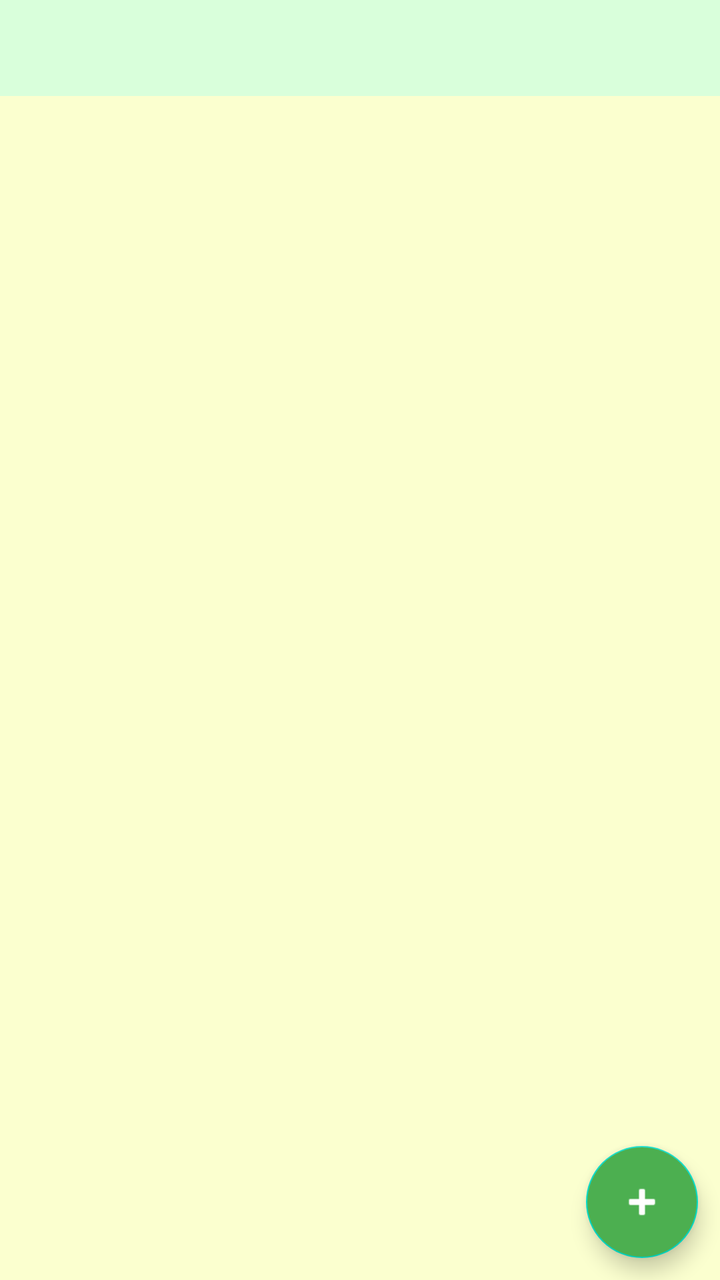
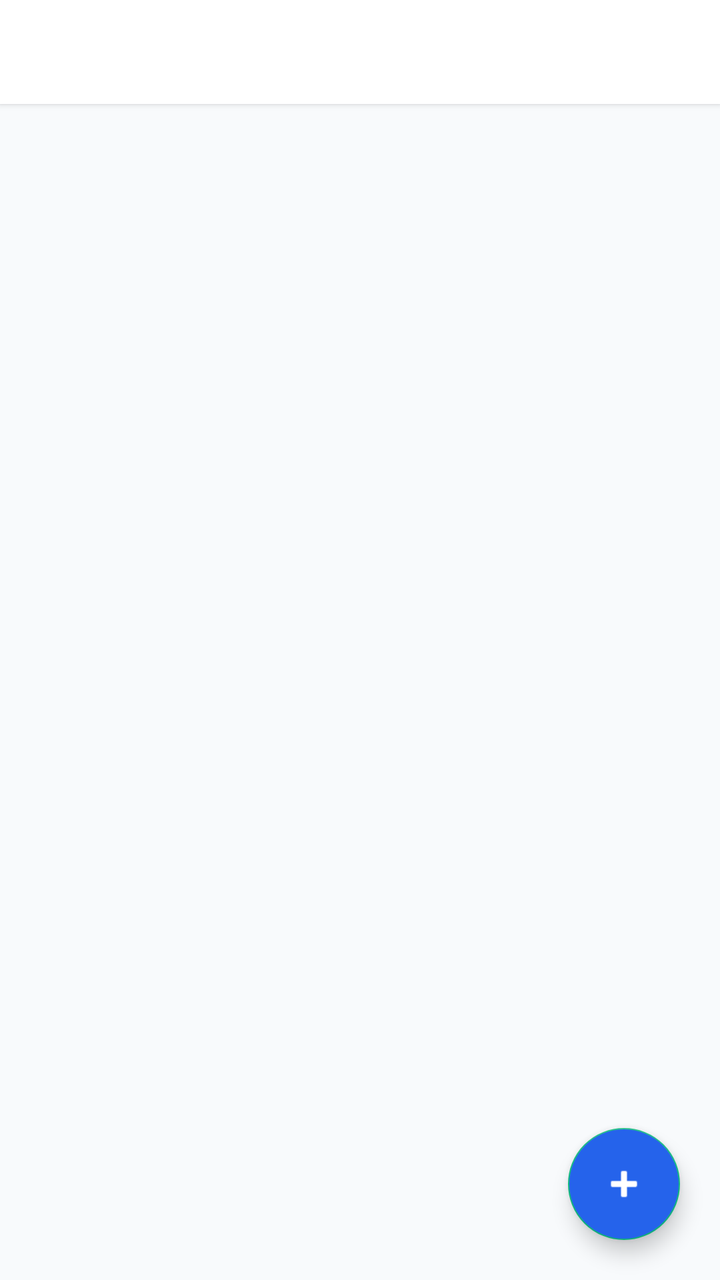

The first picture is an Android layout as it rendered before a commit; the second is the same layout after the commit. The layout source and the unified diff follow.
<!-- AndroidManifest.xml: application theme Theme.BitMarket -->
<!-- res/layout/activity_my_list.xml -->
<?xml version="1.0" encoding="utf-8"?>
<RelativeLayout xmlns:android="http://schemas.android.com/apk/res/android"
    xmlns:app="http://schemas.android.com/apk/res-auto"
    xmlns:tools="http://schemas.android.com/tools"
    android:layout_width="match_parent"
    android:layout_height="match_parent"
    tools:context=".SellerActivity">

    <com.google.android.material.tabs.TabLayout
        android:id="@+id/tab_layout"
        android:layout_width="match_parent"
        android:layout_height="wrap_content"
        android:layout_alignParentTop="true"
        android:background="@color/card_item"
        app:tabSelectedTextColor="@color/purple_500"
        app:tabIndicator="@color/purple_500"

        app:tabIndicatorColor="@color/purple_500"
        app:tabGravity="fill"
        app:tabMode="fixed"
        app:tabTextColor="@color/black" />

    <androidx.viewpager.widget.ViewPager
        android:id="@+id/view_pager"
        android:layout_width="match_parent"
        android:layout_height="match_parent"
        android:background="@color/light_yellow"
        android:layout_below="@id/tab_layout" />

    <com.google.android.material.floatingactionbutton.FloatingActionButton
        android:id="@+id/fab"
        android:layout_width="wrap_content"
        android:layout_height="wrap_content"
        android:layout_alignParentEnd="true"
        android:layout_alignParentBottom="true"
        android:layout_marginStart="11dp"
        android:layout_marginTop="11dp"
        android:layout_marginEnd="11dp"
        android:layout_marginBottom="11dp"
        android:backgroundTint="@color/purple_500"
        android:src="@android:drawable/ic_input_add"
        app:tint="@color/white"

        />
</RelativeLayout>
<!-- resources referenced by this layout -->
<resources>
  <color name="black">#FF000000</color>
  <color name="card_item">#ABC7FFC9</color>
  <color name="light_yellow">#FBFFCF</color>
  <color name="purple_500">#4CAF50</color>
  <color name="white">#FFFFFFFF</color>
  <style name="Theme.BitMarket" parent="Theme.MaterialComponents.DayNight.DarkActionBar">
          
          <item name="android:colorPrimary">@color/purple_500</item>
          <item name="colorPrimaryVariant">@color/purple_700</item>
          <item name="colorOnPrimary">@color/white</item>
          
          <item name="colorSecondary">@color/teal_200</item>
          <item name="colorSecondaryVariant">@color/teal_700</item>
          <item name="colorOnSecondary">@color/purple_500</item>
          
          <item name="android:statusBarColor">?attr/colorPrimaryVariant</item>
          
      </style>
  <color name="purple_700">#2980B9 </color>
  <color name="teal_200">#FF03DAC5</color>
  <color name="teal_700">#FF018786</color>
</resources>

<!-- the commit's change to res/layout/activity_my_list.xml (unified diff, before → after) -->
@@ -4,28 +4,32 @@
     xmlns:tools="http://schemas.android.com/tools"
     android:layout_width="match_parent"
     android:layout_height="match_parent"
+    android:background="@color/light_yellow"
     tools:context=".SellerActivity">
 
     <com.google.android.material.tabs.TabLayout
         android:id="@+id/tab_layout"
         android:layout_width="match_parent"
-        android:layout_height="wrap_content"
+        android:layout_height="52dp"
         android:layout_alignParentTop="true"
-        android:background="@color/card_item"
+        android:background="@color/white"
+        android:elevation="2dp"
+        app:tabGravity="fill"
+        app:tabIndicatorAnimationMode="elastic"
+        app:tabIndicatorColor="@color/purple_500"
+        app:tabIndicatorFullWidth="false"
+        app:tabIndicatorHeight="3dp"
+        app:tabMode="fixed"
+        app:tabRippleColor="@color/slate_100"
         app:tabSelectedTextColor="@color/purple_500"
-        app:tabIndicator="@color/purple_500"
-
-        app:tabIndicatorColor="@color/purple_500"
-        app:tabGravity="fill"
-        app:tabMode="fixed"
-        app:tabTextColor="@color/black" />
+        app:tabTextColor="@color/slate_500" />
 
     <androidx.viewpager.widget.ViewPager
         android:id="@+id/view_pager"
         android:layout_width="match_parent"
         android:layout_height="match_parent"
-        android:background="@color/light_yellow"
-        android:layout_below="@id/tab_layout" />
+        android:layout_below="@id/tab_layout"
+        android:background="@color/light_yellow" />
 
     <com.google.android.material.floatingactionbutton.FloatingActionButton
         android:id="@+id/fab"
@@ -33,13 +37,11 @@
         android:layout_height="wrap_content"
         android:layout_alignParentEnd="true"
         android:layout_alignParentBottom="true"
-        android:layout_marginStart="11dp"
-        android:layout_marginTop="11dp"
-        android:layout_marginEnd="11dp"
-        android:layout_marginBottom="11dp"
+        android:layout_margin="20dp"
         android:backgroundTint="@color/purple_500"
+        android:contentDescription="Sell Product"
         android:src="@android:drawable/ic_input_add"
-        app:tint="@color/white"
+        app:elevation="6dp"
+        app:tint="@color/white" />
 
-        />
 </RelativeLayout>
<!-- resource entries referenced after the edit -->
@@ -1,25 +1,24 @@
 <!-- resources referenced by this layout -->
 <resources>
-  <color name="black">#FF000000</color>
-  <color name="card_item">#ABC7FFC9</color>
-  <color name="light_yellow">#FBFFCF</color>
-  <color name="purple_500">#4CAF50</color>
-  <color name="white">#FFFFFFFF</color>
+  <color name="light_yellow">#F8FAFC</color>
+  <color name="purple_500">#2563EB</color>
+  <color name="slate_100">#F1F5F9</color>
+  <color name="slate_500">#64748B</color>
+  <color name="white">#FFFFFF</color>
   <style name="Theme.BitMarket" parent="Theme.MaterialComponents.DayNight.DarkActionBar">
           
-          <item name="android:colorPrimary">@color/purple_500</item>
+          <item name="colorPrimary">@color/purple_500</item>
           <item name="colorPrimaryVariant">@color/purple_700</item>
           <item name="colorOnPrimary">@color/white</item>
           
           <item name="colorSecondary">@color/teal_200</item>
           <item name="colorSecondaryVariant">@color/teal_700</item>
-          <item name="colorOnSecondary">@color/purple_500</item>
+          <item name="colorOnSecondary">@color/white</item>
           
-          <item name="android:statusBarColor">?attr/colorPrimaryVariant</item>
-          
+          <item name="android:statusBarColor">@color/purple_700</item>
       </style>
-  <color name="purple_700">#2980B9 </color>
-  <color name="teal_200">#FF03DAC5</color>
-  <color name="teal_700">#FF018786</color>
+  <color name="purple_700">#1D4ED8</color>
+  <color name="teal_200">#10B981</color>
+  <color name="teal_700">#047857</color>
 </resources>
 
